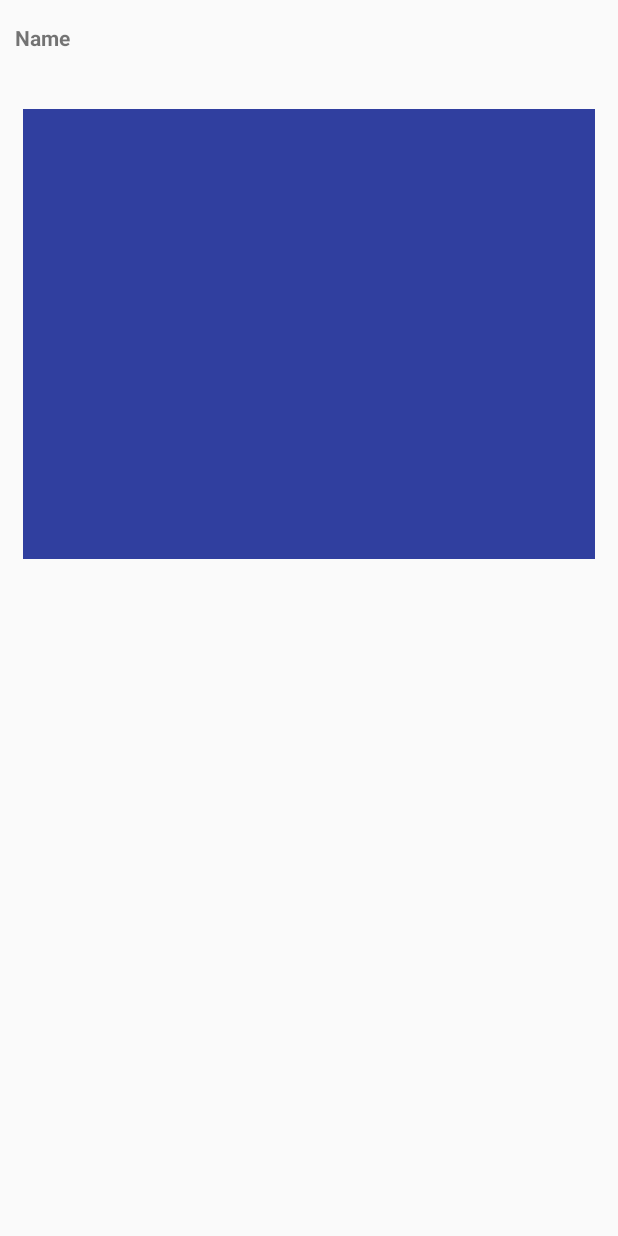
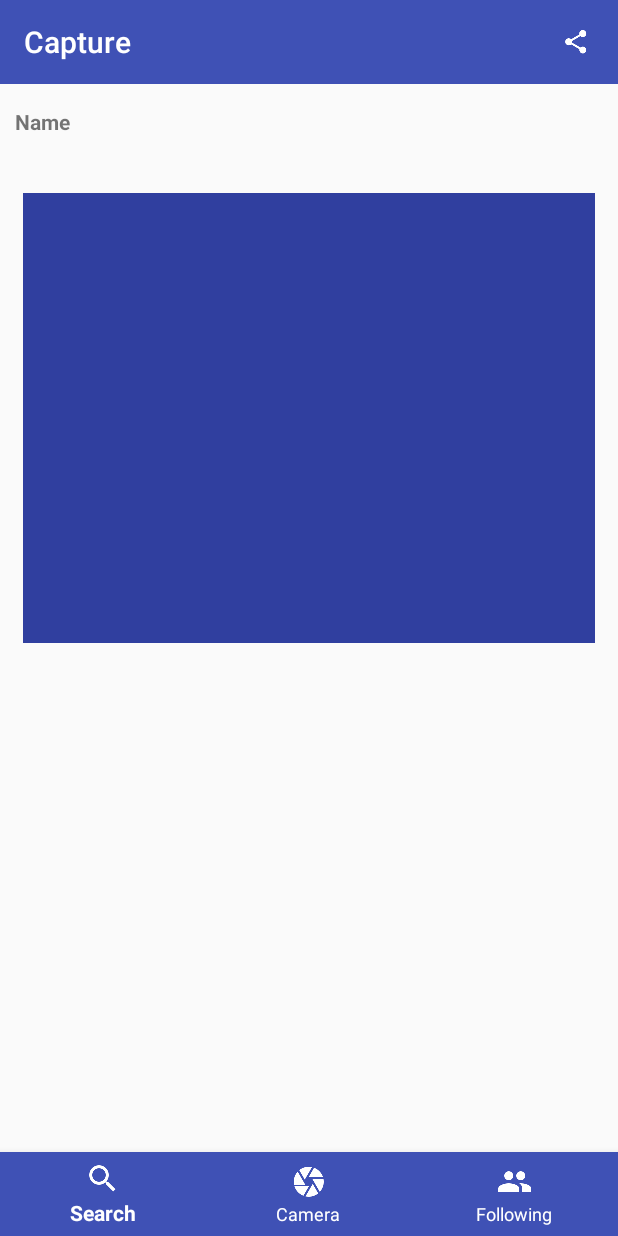
Before and after one commit to CS410-2017Jan/MoodSwing, an Android app: the CaptureActivity screen opened directly, with no data from a screen before it, on a phone screen of 412 x 824 dp. Run offline under Robolectric (Android 15) with nearby library versions, the phone set to English and light mode, and no system bars; our stand-ins replace ButterKnife; libraries missing offline, so code that uses them is left out: javax.inject.

Commit message:
Fix hidden title and date in capture view broken by my previous commit

```diff
--- a/fe/app/src/main/java/com/moodswing/activity/CaptureActivity.java
+++ b/fe/app/src/main/java/com/moodswing/activity/CaptureActivity.java
@@ -33,7 +33,7 @@ import butterknife.ButterKnife;
  * Created by Matthew on 2017-03-12.
  */
 
-public class CaptureActivity extends AppCompatActivity implements CaptureView{
+public class CaptureActivity extends AppCompatActivity implements CaptureView {
 
 //    private CaptureView captureView;
 
@@ -55,11 +55,11 @@ public class CaptureActivity extends AppCompatActivity implements CaptureView{
     @BindView(R.id.cap_text)
     TextView _capText;
 
-//    @BindView(R.id.toolbar)
-//    Toolbar toolbar;
+    @BindView(R.id.toolbar)
+    Toolbar toolbar;
 
-//    @BindView(R.id.bottom_navigation)
-//    BottomNavigationView bottomNavigationView;
+    @BindView(R.id.bottom_navigation)
+    BottomNavigationView bottomNavigationView;
 
 //    private CaptureComponent _captureComponent;
 
@@ -76,9 +76,9 @@ public class CaptureActivity extends AppCompatActivity implements CaptureView{
         ButterKnife.bind(this);
         ApplicationComponent applicationComponent = ((MoodSwingApplication) getApplication()).getApplicationComponent();
 
-//        setSupportActionBar(toolbar);
-//        toolbar.setTitleTextColor(Color.WHITE);
-        //initializeBottomNavigationView();
+        setSupportActionBar(toolbar);
+        toolbar.setTitleTextColor(Color.WHITE);
+        initializeBottomNavigationView();
 
 //        initializePresenter();
     }
@@ -162,27 +162,27 @@ public class CaptureActivity extends AppCompatActivity implements CaptureView{
         return super.onOptionsItemSelected(menuItem);
     }
 
-//    private void initializeBottomNavigationView() {
-//        bottomNavigationView.setOnNavigationItemSelectedListener( new BottomNavigationView.OnNavigationItemSelectedListener() {
-//
-//            @Override
-//            public boolean onNavigationItemSelected(@NonNull MenuItem item) {
-//                switch (item.getItemId()) {
-//                    case R.id.action_search:
-//                        // TODO: Re-direct to search
-//                        break;
-//                    case R.id.action_camera:
-//                        Intent intent = new Intent(getApplicationContext(), CameraActivity.class);
-//                        startActivity(intent);
-//                        break;
-//                    case R.id.action_follows:
-//                        // TODO: Re-direct to follows
-//                        break;
-//                    default:
-//                        return false;
-//                }
-//                return true;
-//            }
-//        });
-//    }
+    private void initializeBottomNavigationView() {
+        bottomNavigationView.setOnNavigationItemSelectedListener( new BottomNavigationView.OnNavigationItemSelectedListener() {
+
+            @Override
+            public boolean onNavigationItemSelected(@NonNull MenuItem item) {
+                switch (item.getItemId()) {
+                    case R.id.action_search:
+                        // TODO: Re-direct to search
+                        break;
+                    case R.id.action_camera:
+                        Intent intent = new Intent(getApplicationContext(), CameraActivity.class);
+                        startActivity(intent);
+                        break;
+                    case R.id.action_follows:
+                        // TODO: Re-direct to follows
+                        break;
+                    default:
+                        return false;
+                }
+                return true;
+            }
+        });
+    }
 }
--- a/fe/app/src/main/res/layout/activity_capture.xml
+++ b/fe/app/src/main/res/layout/activity_capture.xml
@@ -4,12 +4,21 @@
     android:layout_width="match_parent"
     android:layout_height="match_parent">
 
+    <android.support.v7.widget.Toolbar
+        android:id="@+id/toolbar"
+        android:layout_width="match_parent"
+        android:layout_height="wrap_content"
+        android:background="?attr/colorPrimary"
+        android:minHeight="?attr/actionBarSize"/>
+
     <RelativeLayout
         android:layout_marginTop="25dp"
         android:layout_marginLeft="10dp"
         android:layout_marginRight="10dp"
         android:layout_width="match_parent"
-        android:layout_height="wrap_content">
+        android:layout_height="wrap_content"
+        android:layout_below="@+id/toolbar"
+        >
 
         <TextView
             android:id="@+id/cap_date"
@@ -26,7 +35,9 @@
         android:layout_marginLeft="10dp"
         android:layout_marginRight="10dp"
         android:layout_width="match_parent"
-        android:layout_height="wrap_content">
+        android:layout_height="wrap_content"
+        android:layout_below="@+id/toolbar"
+        >
 
         <TextView
             android:id="@+id/cap_name"
@@ -101,21 +112,13 @@
 
     </RelativeLayout>
 
-    <!--<android.support.design.widget.BottomNavigationView-->
-        <!--android:id="@+id/bottom_navigation"-->
-        <!--android:layout_width="match_parent"-->
-        <!--android:layout_height="wrap_content"-->
-        <!--android:layout_alignParentBottom="true"-->
-        <!--app:itemBackground="@color/colorPrimary"-->
-        <!--app:itemIconTint="@color/white"-->
-        <!--app:itemTextColor="@color/white"-->
-        <!--app:menu="@menu/bottom_navigation_main" />-->
-
-    <!--<android.support.v7.widget.Toolbar-->
-        <!--android:id="@+id/toolbar"-->
-        <!--android:layout_width="match_parent"-->
-        <!--android:layout_height="wrap_content"-->
-        <!--android:background="?attr/colorPrimary"-->
-        <!--android:minHeight="?attr/actionBarSize"/>-->
-
+    <android.support.design.widget.BottomNavigationView
+        android:id="@+id/bottom_navigation"
+        android:layout_width="match_parent"
+        android:layout_height="wrap_content"
+        android:layout_alignParentBottom="true"
+        app:itemBackground="@color/colorPrimary"
+        app:itemIconTint="@color/white"
+        app:itemTextColor="@color/white"
+        app:menu="@menu/bottom_navigation_main" />
 </RelativeLayout>
--- a/fe/app/src/main/res/layout/activity_newentry.xml
+++ b/fe/app/src/main/res/layout/activity_newentry.xml
@@ -55,6 +55,7 @@
                     android:id="@+id/entry_desc"
                     android:layout_width="match_parent"
                     android:layout_height="wrap_content"
+                    android:inputType="textCapSentences"
                     android:hint="Write a description..." />
 
             </android.support.design.widget.TextInputLayout>
```
